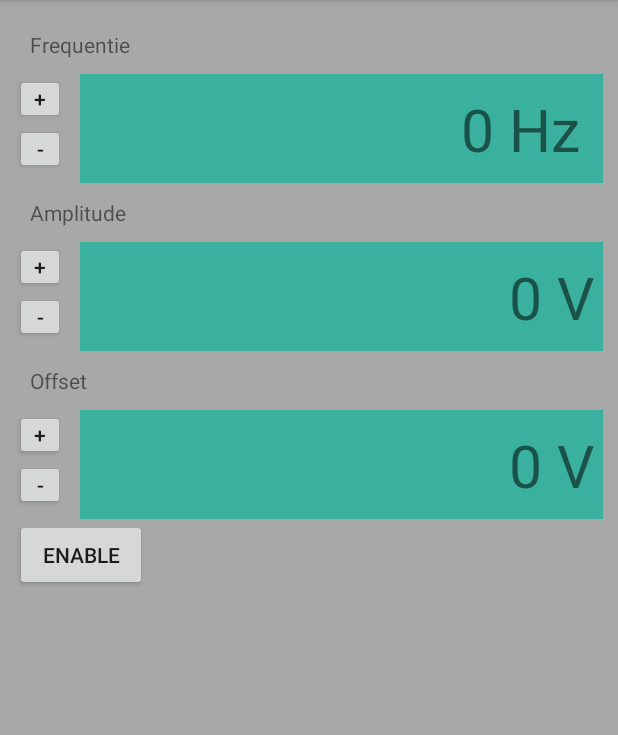
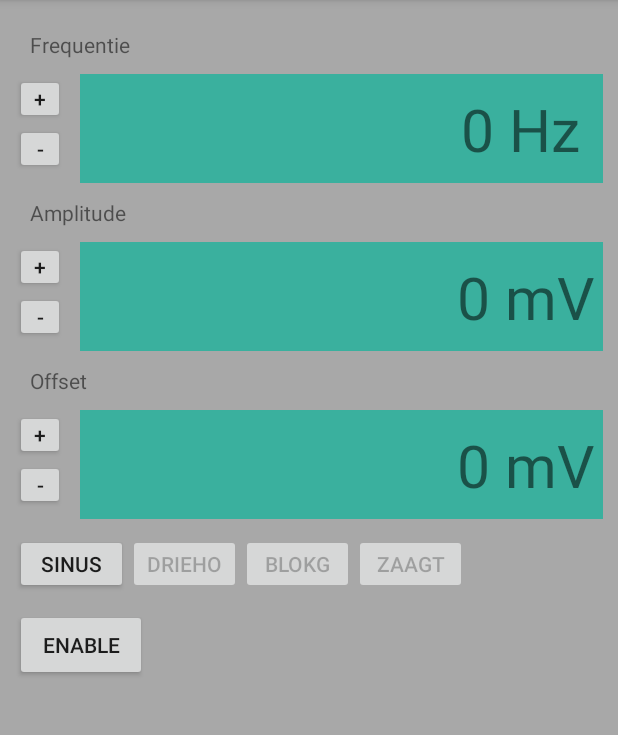
Before and after one commit to LovelySanta/MeetCombi, an Android app: the fragment FunctionGen placed in its activity, on a phone screen of 412 x 824 dp, the part 84-819 px from its top. Run offline under Robolectric (Android 15) with nearby library versions, the phone set to English and light mode, and no system bars; 1 statement that could not run was skipped.

Commit message:
Implemented waveform shape buttons

```diff
--- a/app/src/main/java/com/example/laurens/meet_combi/FunctionGen.java
+++ b/app/src/main/java/com/example/laurens/meet_combi/FunctionGen.java
@@ -65,6 +65,19 @@ public class FunctionGen extends ContentFragment {
     private Boolean mEnableOutput = false;
     private final byte CHANGE_OUTPUT = 4;
 
+    // Waveform shape buttons
+    private Button mShapeSinusButton;
+    private Button mShapeTriangleButton;
+    private Button mShapeSquareButton;
+    private Button mShapeSawtoothButton;
+    private final int mShapeSinus = 1;
+    private final int mShapeTriangle = 2;
+    private final int mShapeSquare = 3;
+    private final int mShapeSawtooth = 4;
+    private int mShape = mShapeSinus;
+    private final byte CHANGE_SHAPE = 5;
+
+
     @Override
     public void onCreate(Bundle savedInstanceState) {
 
@@ -87,6 +100,7 @@ public class FunctionGen extends ContentFragment {
         initFrequency(v); // Frequency
         initAmplitude(v); // Amplitude
         initOffset(v);    // Offset
+        initShape(v);     // Shape
 
         initEnableOutput(v); // Enable output button
 
@@ -161,7 +175,7 @@ public class FunctionGen extends ContentFragment {
                     );
                     mEditText.setLayoutParams(mLayoutParams);
                     mEditText.setInputType(InputType.TYPE_CLASS_NUMBER);
-                    mEditText.setText("" + mFrequency, TextView.BufferType.EDITABLE);
+                    mEditText.setText(String.valueOf(mFrequency), TextView.BufferType.EDITABLE);
                     dialogBuilder.setView(mEditText);
 
                     dialogBuilder.setPositiveButton("Apply", new DialogInterface.OnClickListener() {
@@ -235,7 +249,7 @@ public class FunctionGen extends ContentFragment {
                     );
                     mEditText.setLayoutParams(mLayoutParams);
                     mEditText.setInputType(InputType.TYPE_CLASS_NUMBER);
-                    mEditText.setText("" + mAmplitude, TextView.BufferType.EDITABLE);
+                    mEditText.setText(String.valueOf(mAmplitude), TextView.BufferType.EDITABLE);
                     dialogBuilder.setView(mEditText);
 
                     dialogBuilder.setPositiveButton("Apply", new DialogInterface.OnClickListener() {
@@ -309,7 +323,7 @@ public class FunctionGen extends ContentFragment {
                     );
                     mEditText.setLayoutParams(mLayoutParams);
                     mEditText.setInputType(InputType.TYPE_CLASS_NUMBER);
-                    mEditText.setText("" + mOffset, TextView.BufferType.EDITABLE);
+                    mEditText.setText(String.valueOf(mOffset), TextView.BufferType.EDITABLE);
                     dialogBuilder.setView(mEditText);
 
                     dialogBuilder.setPositiveButton("Apply", new DialogInterface.OnClickListener() {
@@ -338,7 +352,54 @@ public class FunctionGen extends ContentFragment {
             }
         });
     }
+    private void initShape(View v) {
+        // Button shape sinus
+        mShapeSinusButton = v.findViewById(R.id.functionGen_ShapeSinus);
+        mShapeSinusButton.setText(R.string.functionGen_shape_sinus);
+        mShapeSinusButton.setOnClickListener(new View.OnClickListener() {
+            @Override
+            public void onClick(View view) {
+                mShape = mShapeSinus;
+                changeSetting(CHANGE_SHAPE, true);
+            }
+        });
 
+        // Button shape triangle
+        mShapeTriangleButton = v.findViewById(R.id.functionGen_ShapeTriangle);
+        mShapeTriangleButton.setText(R.string.functionGen_shape_triangle);
+        mShapeTriangleButton.setOnClickListener(new View.OnClickListener() {
+            @Override
+            public void onClick(View view) {
+                mShape = mShapeTriangle;
+                changeSetting(CHANGE_SHAPE, true);
+            }
+        });
+
+        // Button shape square
+        mShapeSquareButton = v.findViewById(R.id.functionGen_ShapeSquare);
+        mShapeSquareButton.setText(R.string.functionGen_shape_square);
+        mShapeSquareButton.setOnClickListener(new View.OnClickListener() {
+            @Override
+            public void onClick(View view) {
+                mShape = mShapeSquare;
+                changeSetting(CHANGE_SHAPE, true);
+            }
+        });
+
+        // Button shape sawtooth
+        mShapeSawtoothButton = v.findViewById(R.id.functionGen_ShapeSawtooth);
+        mShapeSawtoothButton.setText(R.string.functionGen_shape_sawtooth);
+        mShapeSawtoothButton.setOnClickListener(new View.OnClickListener() {
+            @Override
+            public void onClick(View view) {
+                mShape = mShapeSawtooth;
+                changeSetting(CHANGE_SHAPE, true);
+            }
+        });
+
+        // Update buttons to default setting
+        changeSetting(CHANGE_SHAPE, false);
+    }
     private void initEnableOutput(View v) {
         mEnableOutputButton = v.findViewById(R.id.functionGen_EnableOutput);
         changeSetting(CHANGE_OUTPUT, false);
@@ -350,7 +411,6 @@ public class FunctionGen extends ContentFragment {
             }
         });
     }
-
     private void initBluetooth() {
         mBluetoothCallbacks = new Bluetooth.ConnectCallbacks() {
 
@@ -428,9 +488,17 @@ public class FunctionGen extends ContentFragment {
                     mEnableOutput = characteristic.getStringValue(0).toLowerCase().equals("true");
                     changeSetting(CHANGE_OUTPUT, false);
 
-                } else {
-                    // TODO: other characteristics
+                // Shape of the waveform
+                } else if (characteristicUuid.equals(mUuidCharacteristicFunctonGenSignalShape)) {
+                    try{
+                        mShape = Integer.parseInt(characteristic.getStringValue(0));
+                        changeSetting(CHANGE_SHAPE, false);
+                    } catch (NumberFormatException nfe) {
+                        Log.e(DEBUG_TAG+".onCharacteristicRead", "Could not read the shape correctly.");
+                    }
                 }
+
+                // TODO: other characteristics
             }
 
             @Override
@@ -441,6 +509,7 @@ public class FunctionGen extends ContentFragment {
         mCallbacks.getBluetooth().addCallback(mBluetoothCallbacks);
         mCallbacks.getBluetooth().discoverServices();
     }
+
     private void changeSetting(final byte changeToMake, Boolean updateBluetooth) {
         // Update TextView
         if (Looper.getMainLooper().getThread() == Thread.currentThread()) {
@@ -452,15 +521,22 @@ public class FunctionGen extends ContentFragment {
                     break;
 
                 case CHANGE_AMPLITUDE:
-                    mAmplitudeDisplay.setText(df.format(mAmplitude) + " V");
+                    mAmplitudeDisplay.setText(df.format(mAmplitude) + " mV");
                     break;
 
                 case CHANGE_OFFSET:
-                    mOffsetDisplay.setText(df.format(mOffset) + " V");
+                    mOffsetDisplay.setText(df.format(mOffset) + " mV");
                     break;
 
                 case CHANGE_OUTPUT:
                     mEnableOutputButton.setText(mEnableOutput ? "Disable" : "Enable");
+                    break;
+
+                case CHANGE_SHAPE:
+                    mShapeSinusButton.setEnabled(mShape == mShapeSinus);
+                    mShapeTriangleButton.setEnabled(mShape == mShapeTriangle);
+                    mShapeSquareButton.setEnabled(mShape == mShapeSquare);
+                    mShapeSawtoothButton.setEnabled(mShape == mShapeSawtooth);
                     break;
 
                 default:
--- a/app/src/main/res/layout/fragment_functiongen.xml
+++ b/app/src/main/res/layout/fragment_functiongen.xml
@@ -38,8 +38,8 @@
             <Button
                 android:id="@+id/functionGen_FrequencyButtonPlus"
 
-                android:layout_width="@dimen/fuctionGen_Btn"
-                android:layout_height="@dimen/fuctionGen_Btn"
+                android:layout_width="@dimen/fuctionGen_ScreenBtn"
+                android:layout_height="@dimen/fuctionGen_ScreenBtn"
                 android:padding='0dip'
 
                 android:text="@string/functionGen_plusSign"/>
@@ -52,8 +52,8 @@
             <Button
                 android:id="@+id/functionGen_FrequencyButtonMinus"
 
-                android:layout_width="@dimen/fuctionGen_Btn"
-                android:layout_height="@dimen/fuctionGen_Btn"
+                android:layout_width="@dimen/fuctionGen_ScreenBtn"
+                android:layout_height="@dimen/fuctionGen_ScreenBtn"
                 android:padding='0dip'
 
 
@@ -103,8 +103,8 @@
             <Button
                 android:id="@+id/functionGen_AmplitudeButtonPlus"
 
-                android:layout_width="@dimen/fuctionGen_Btn"
-                android:layout_height="@dimen/fuctionGen_Btn"
+                android:layout_width="@dimen/fuctionGen_ScreenBtn"
+                android:layout_height="@dimen/fuctionGen_ScreenBtn"
                 android:padding='0dip'
 
                 android:text="@string/functionGen_plusSign"/>
@@ -117,8 +117,8 @@
             <Button
                 android:id="@+id/functionGen_AmplitudeButtonMinus"
 
-                android:layout_width="@dimen/fuctionGen_Btn"
-                android:layout_height="@dimen/fuctionGen_Btn"
+                android:layout_width="@dimen/fuctionGen_ScreenBtn"
+                android:layout_height="@dimen/fuctionGen_ScreenBtn"
                 android:padding='0dip'
 
 
@@ -168,8 +168,8 @@
             <Button
                 android:id="@+id/functionGen_OffsetButtonPlus"
 
-                android:layout_width="@dimen/fuctionGen_Btn"
-                android:layout_height="@dimen/fuctionGen_Btn"
+                android:layout_width="@dimen/fuctionGen_ScreenBtn"
+                android:layout_height="@dimen/fuctionGen_ScreenBtn"
                 android:padding='0dip'
 
                 android:text="@string/functionGen_plusSign"/>
@@ -182,8 +182,8 @@
             <Button
                 android:id="@+id/functionGen_OffsetButtonMinus"
 
-                android:layout_width="@dimen/fuctionGen_Btn"
-                android:layout_height="@dimen/fuctionGen_Btn"
+                android:layout_width="@dimen/fuctionGen_ScreenBtn"
+                android:layout_height="@dimen/fuctionGen_ScreenBtn"
                 android:padding='0dip'
 
 
@@ -209,6 +209,40 @@
 
     </LinearLayout>
 
+    <LinearLayout
+        android:layout_width="match_parent"
+        android:layout_height="wrap_content"
+        android:orientation="horizontal"
+
+        android:paddingTop="10dip"
+        android:paddingBottom="10dip">
+
+        <Button
+            android:id="@+id/functionGen_ShapeSinus"
+
+            android:layout_width="@dimen/fuctionGen_ShapeBtnWidth"
+            android:layout_height="@dimen/fuctionGen_ShapeBtnHeight" />
+
+        <Button
+            android:id="@+id/functionGen_ShapeTriangle"
+
+            android:layout_width="@dimen/fuctionGen_ShapeBtnWidth"
+            android:layout_height="@dimen/fuctionGen_ShapeBtnHeight" />
+
+        <Button
+            android:id="@+id/functionGen_ShapeSquare"
+
+            android:layout_width="@dimen/fuctionGen_ShapeBtnWidth"
+            android:layout_height="@dimen/fuctionGen_ShapeBtnHeight" />
+
+        <Button
+            android:id="@+id/functionGen_ShapeSawtooth"
+
+            android:layout_width="@dimen/fuctionGen_ShapeBtnWidth"
+            android:layout_height="@dimen/fuctionGen_ShapeBtnHeight" />
+
+    </LinearLayout>
+
     <Button
         android:id="@+id/functionGen_EnableOutput"
 
--- a/app/src/main/res/values/dimen.xml
+++ b/app/src/main/res/values/dimen.xml
@@ -5,5 +5,8 @@
 
     <!-- FunctieGenerator -->
     <dimen name="fuctionGen_Screen">39dip</dimen>
-    <dimen name="fuctionGen_Btn">33dip</dimen>
+    <dimen name="fuctionGen_ScreenBtn">33dip</dimen>
+
+    <dimen name="fuctionGen_ShapeBtnHeight">40dip</dimen>
+    <dimen name="fuctionGen_ShapeBtnWidth">75dip</dimen>
 </resources>
--- a/app/src/main/res/values/strings.xml
+++ b/app/src/main/res/values/strings.xml
@@ -32,4 +32,9 @@
     <string name="functionGen_amplitude">Amplitude</string>
     <string name="functionGen_offset">Offset</string>
 
+    <string name="functionGen_shape_sinus">Sinus</string>
+    <string name="functionGen_shape_triangle">Driehoek</string>
+    <string name="functionGen_shape_square">Blokgolf</string>
+    <string name="functionGen_shape_sawtooth">Zaagtand</string>
+
 </resources>
```
